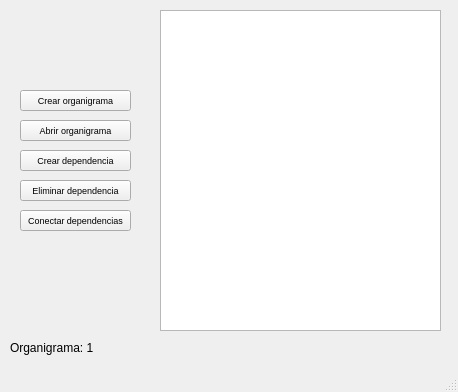
Old version of the form Prueba tp/main_window_1.ui in the repository stel0/TP-PYTHON.
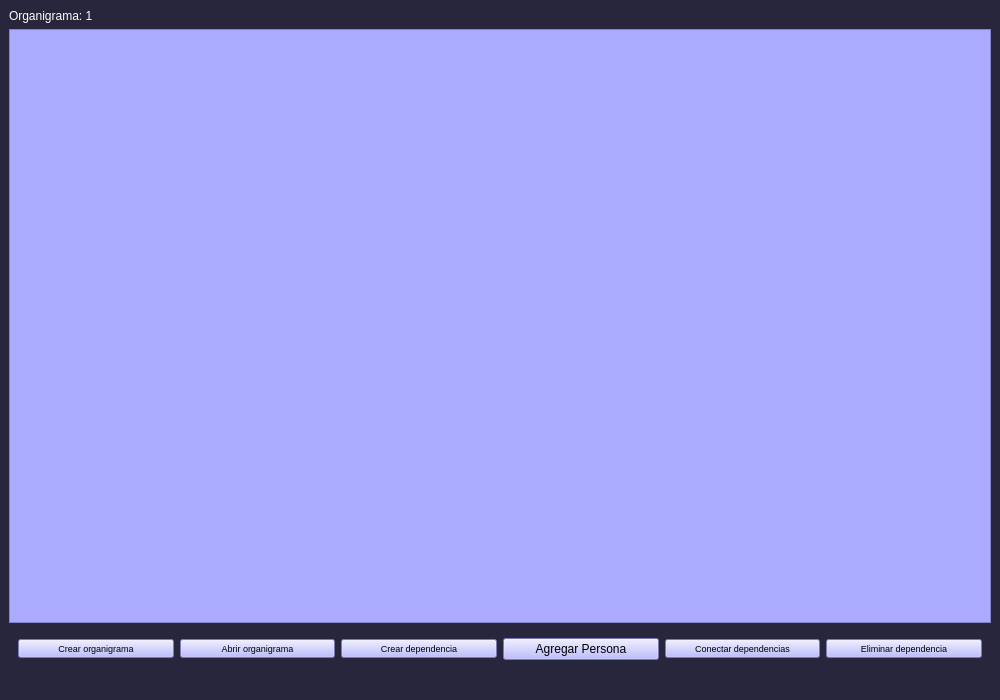
New version of the form. Icons and pictures are not drawn.

What changed in the file:
```diff
--- a/Prueba tp/main_window_1.ui
+++ b/Prueba tp/main_window_1.ui
@@ -6,127 +6,220 @@
    <rect>
     <x>0</x>
     <y>0</y>
-    <width>458</width>
-    <height>392</height>
+    <width>850</width>
+    <height>700</height>
    </rect>
   </property>
+  <property name="minimumSize">
+   <size>
+    <width>1000</width>
+    <height>400</height>
+   </size>
+  </property>
   <property name="windowTitle">
    <string>MainWindow</string>
   </property>
+  <property name="styleSheet">
+   <string notr="true">background-color:#27263c;
+</string>
+  </property>
   <widget class="QWidget" name="centralwidget">
+   <layout class="QVBoxLayout" name="verticalLayout">
+    <item>
+     <widget class="QLabel" name="label_organigrama">
+      <property name="styleSheet">
+       <string notr="true">color:white;</string>
+      </property>
+      <property name="text">
+       <string>Organigrama: 1</string>
+      </property>
+     </widget>
+    </item>
+    <item>
+     <widget class="QGraphicsView" name="qgv">
+      <property name="styleSheet">
+       <string notr="true">background:rgb(170, 170, 255);</string>
+      </property>
+     </widget>
+    </item>
+    <item>
+     <widget class="QWidget" name="widget" native="true">
+      <layout class="QHBoxLayout" name="horizontalLayout">
+       <item>
    <widget class="QPushButton" name="crear_organigrama">
-    <property name="geometry">
-     <rect>
-      <x>20</x>
-      <y>90</y>
-      <width>111</width>
-      <height>21</height>
-     </rect>
+         <property name="minimumSize">
+          <size>
+           <width>100</width>
+           <height>0</height>
+          </size>
+         </property>
+         <property name="maximumSize">
+          <size>
+           <width>200</width>
+           <height>16777215</height>
+          </size>
     </property>
     <property name="font">
      <font>
       <pointsize>7</pointsize>
      </font>
     </property>
+         <property name="styleSheet">
+          <string notr="true">background:rgb(170, 170, 255);</string>
+         </property>
     <property name="text">
      <string>Crear organigrama</string>
     </property>
-   </widget>
+         <property name="icon">
+          <iconset>
+           <normaloff>../../../Proyecto_Pull_TP/icons8-estructura-de-árbol-50.png</normaloff>../../../Proyecto_Pull_TP/icons8-estructura-de-árbol-50.png</iconset>
+         </property>
+        </widget>
+       </item>
+       <item>
    <widget class="QPushButton" name="abrir_organigrama">
-    <property name="geometry">
-     <rect>
-      <x>20</x>
-      <y>120</y>
-      <width>111</width>
-      <height>21</height>
-     </rect>
+         <property name="minimumSize">
+          <size>
+           <width>100</width>
+           <height>0</height>
+          </size>
+         </property>
+         <property name="maximumSize">
+          <size>
+           <width>200</width>
+           <height>16777215</height>
+          </size>
     </property>
     <property name="font">
      <font>
       <pointsize>7</pointsize>
      </font>
     </property>
+         <property name="styleSheet">
+          <string notr="true">background:rgb(170, 170, 255);</string>
+         </property>
     <property name="text">
      <string>Abrir organigrama</string>
     </property>
-   </widget>
+         <property name="icon">
+          <iconset>
+           <normaloff>../../../Proyecto_Pull_TP/icons8-abrir-carpeta-50.png</normaloff>../../../Proyecto_Pull_TP/icons8-abrir-carpeta-50.png</iconset>
+         </property>
+        </widget>
+       </item>
+       <item>
    <widget class="QPushButton" name="crear_dependencia">
-    <property name="geometry">
-     <rect>
-      <x>20</x>
-      <y>150</y>
-      <width>111</width>
-      <height>21</height>
-     </rect>
+         <property name="minimumSize">
+          <size>
+           <width>100</width>
+           <height>0</height>
+          </size>
+         </property>
+         <property name="maximumSize">
+          <size>
+           <width>200</width>
+           <height>16777215</height>
+          </size>
     </property>
     <property name="font">
      <font>
       <pointsize>7</pointsize>
      </font>
     </property>
+         <property name="styleSheet">
+          <string notr="true">background:rgb(170, 170, 255);</string>
+         </property>
     <property name="text">
      <string>Crear dependencia</string>
     </property>
-   </widget>
-   <widget class="QPushButton" name="eliminar_dependencia">
-    <property name="geometry">
-     <rect>
-      <x>20</x>
-      <y>180</y>
-      <width>111</width>
-      <height>21</height>
-     </rect>
-    </property>
-    <property name="font">
-     <font>
-      <pointsize>7</pointsize>
-     </font>
+         <property name="icon">
+          <iconset>
+           <normaloff>../../../Proyecto_Pull_TP/icons8-computadoras-conectando-30.png</normaloff>../../../Proyecto_Pull_TP/icons8-computadoras-conectando-30.png</iconset>
+         </property>
+        </widget>
+       </item>
+       <item>
+        <widget class="QPushButton" name="Add_Persona">
+         <property name="maximumSize">
+          <size>
+           <width>200</width>
+           <height>16777215</height>
+          </size>
+         </property>
+         <property name="styleSheet">
+          <string notr="true">background:rgb(170, 170, 255);</string>
     </property>
     <property name="text">
-     <string>Eliminar dependencia</string>
-    </property>
-   </widget>
+          <string>Agregar Persona</string>
+         </property>
+        </widget>
+       </item>
+       <item>
    <widget class="QPushButton" name="conectar_dependencia">
-    <property name="geometry">
-     <rect>
-      <x>20</x>
-      <y>210</y>
-      <width>111</width>
-      <height>21</height>
-     </rect>
+         <property name="minimumSize">
+          <size>
+           <width>100</width>
+           <height>0</height>
+          </size>
+         </property>
+         <property name="maximumSize">
+          <size>
+           <width>200</width>
+           <height>16777215</height>
+          </size>
     </property>
     <property name="font">
      <font>
       <pointsize>7</pointsize>
      </font>
     </property>
+         <property name="styleSheet">
+          <string notr="true">background:rgb(170, 170, 255);</string>
+         </property>
     <property name="text">
      <string>Conectar dependencias</string>
     </property>
-   </widget>
-   <widget class="QGraphicsView" name="qgv">
-    <property name="geometry">
-     <rect>
-      <x>160</x>
-      <y>10</y>
-      <width>281</width>
-      <height>321</height>
-     </rect>
-    </property>
-   </widget>
-   <widget class="QLabel" name="label_organigrama">
-    <property name="geometry">
-     <rect>
-      <x>10</x>
-      <y>340</y>
+         <property name="icon">
+          <iconset>
+           <normaloff>../../../Proyecto_Pull_TP/icons8-conectar-50.png</normaloff>../../../Proyecto_Pull_TP/icons8-conectar-50.png</iconset>
+         </property>
+        </widget>
+       </item>
+       <item>
+        <widget class="QPushButton" name="eliminar_dependencia">
+         <property name="minimumSize">
+          <size>
+           <width>100</width>
+           <height>0</height>
+          </size>
+         </property>
+         <property name="maximumSize">
+          <size>
       <width>200</width>
-      <height>16</height>
-     </rect>
+           <height>16777215</height>
+          </size>
+         </property>
+         <property name="font">
+          <font>
+           <pointsize>7</pointsize>
+          </font>
+         </property>
+         <property name="styleSheet">
+          <string notr="true">background:rgb(170, 170, 255);</string>
     </property>
     <property name="text">
-     <string>Organigrama: 1</string>
-    </property>
-   </widget>
+          <string>Eliminar dependencia</string>
+         </property>
+         <property name="icon">
+          <iconset>
+           <normaloff>../../../Proyecto_Pull_TP/icons8-eliminar-24.png</normaloff>../../../Proyecto_Pull_TP/icons8-eliminar-24.png</iconset>
+         </property>
+        </widget>
+       </item>
+      </layout>
+     </widget>
+    </item>
+   </layout>
   </widget>
   <widget class="QMenuBar" name="menubar">
    <property name="geometry">
```
Left out of the diff: 4 changed lines with no effect on the pictures. Lines whose indentation alone changed are shown as unchanged.
